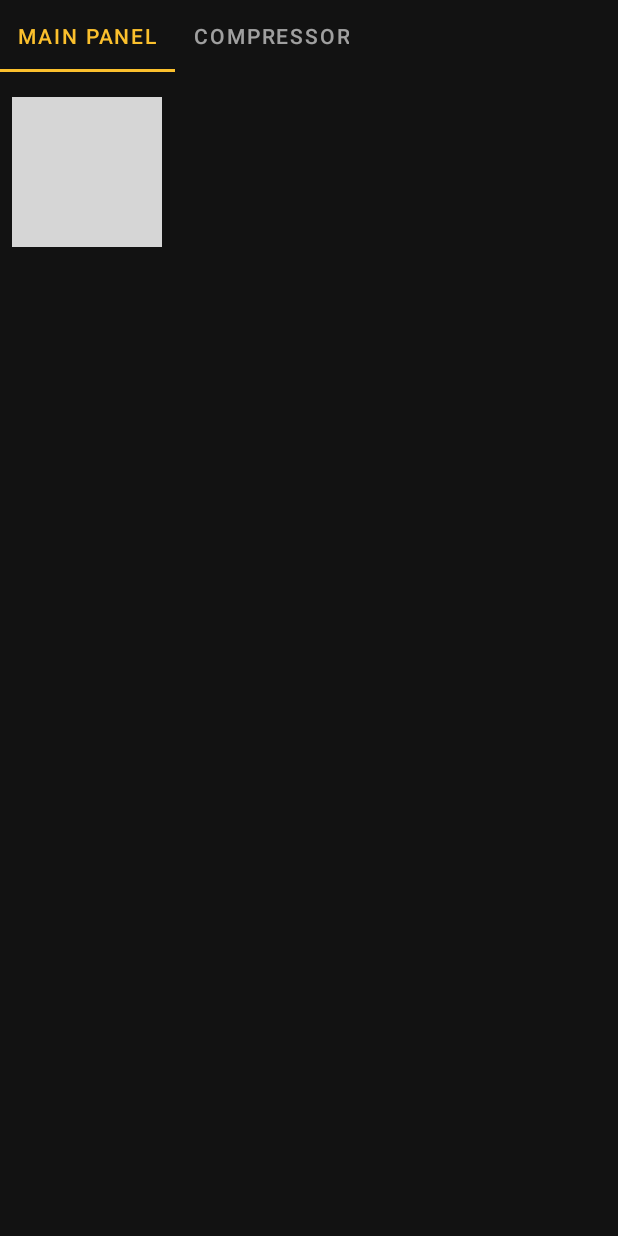
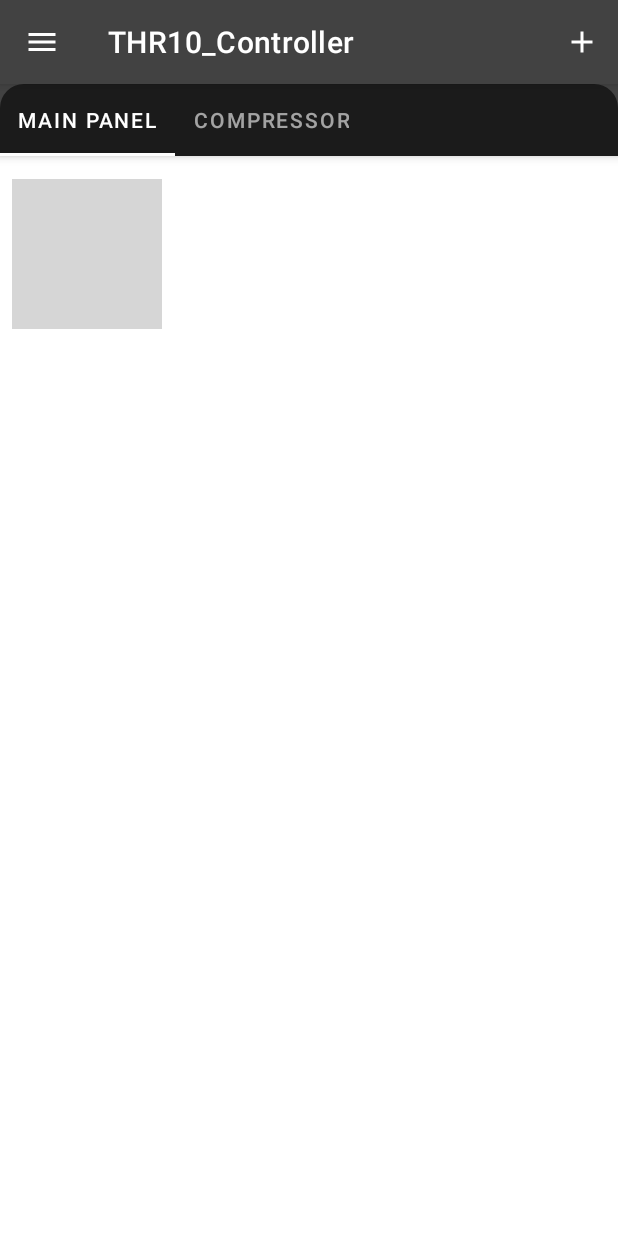
Before and after one commit to FJerabek/THR10AndroidApp, an Android app: the ControlActivity screen opened directly, with no data from a screen before it, on a phone screen of 412 x 824 dp. Run offline under Robolectric (Android 15) with nearby library versions, the phone set to English and light mode, and no system bars; our stand-ins replace Timber, data binding; libraries missing offline, so code that uses them is left out: me.aflak.bluetooth; plain views replace Knob; 6 statements that could not run were skipped; grey boxes are pictures that could not be loaded.

Commit message:
Design changes

```diff
--- a/app/src/main/java/cz/fjerabek/thr10controller/ControlActivity.kt
+++ b/app/src/main/java/cz/fjerabek/thr10controller/ControlActivity.kt
@@ -5,32 +5,60 @@ import android.content.ComponentName
 import android.content.Context
 import android.content.Intent
 import android.content.ServiceConnection
-import androidx.appcompat.app.AppCompatActivity
 import android.os.Bundle
 import android.os.IBinder
-import android.util.Log
-import android.view.View
-import android.widget.Toast
 import androidx.databinding.DataBindingUtil
 import androidx.fragment.app.Fragment
 import androidx.fragment.app.FragmentActivity
 import androidx.viewpager2.adapter.FragmentStateAdapter
+import com.google.android.material.bottomsheet.BottomSheetBehavior
 import com.google.android.material.tabs.TabLayoutMediator
 import cz.fjerabek.thr10controller.bluetooth.BluetoothService
+import cz.fjerabek.thr10controller.data.message.MessageSender
+import cz.fjerabek.thr10controller.data.message.bluetooth.BtMessage
+import cz.fjerabek.thr10controller.data.message.bluetooth.BtMessageSerializer
+import cz.fjerabek.thr10controller.data.message.bluetooth.BtRequestMessage
+import cz.fjerabek.thr10controller.data.message.bluetooth.EMessageType
+import cz.fjerabek.thr10controller.data.message.serial.MessageHandler
 import cz.fjerabek.thr10controller.databinding.ActivityControlBinding
-import cz.fjerabek.thr10controller.databinding.ActivityControlBindingImpl
-import cz.fjerabek.thr10controller.databinding.ActivityMainBinding
 import cz.fjerabek.thr10controller.ui.MainPanelFragment
+import kotlinx.android.synthetic.main.activity_control.*
+import kotlinx.serialization.json.Json
+import kotlinx.serialization.json.JsonConfiguration
 import me.aflak.bluetooth.interfaces.DeviceCallback
-import me.aflak.bluetooth.interfaces.DiscoveryCallback
+import timber.log.Timber
 
 private const val NUM_PAGES = 2
 private val pageTitles = listOf("Main panel", "Compressor", "Delay", "Effect", "Gate", "Reverb")
 
-class ControlActivity : FragmentActivity() {
+class ControlActivity : FragmentActivity(), MessageSender, MessageHandler {
 
-    lateinit var bluetoothService : BluetoothService
-    lateinit var binding : ActivityControlBinding
+    private lateinit var bluetoothService : BluetoothService
+    private lateinit var binding : ActivityControlBinding
+
+    private val json = Json(JsonConfiguration.Default)
+
+    private val deviceCallback = object : DeviceCallback {
+        override fun onDeviceDisconnected(device: BluetoothDevice?, message: String?) {
+            finishActivity(0)
+        }
+
+        override fun onDeviceConnected(device: BluetoothDevice?) {
+        }
+
+        override fun onConnectError(device: BluetoothDevice?, message: String?) {
+        }
+
+        override fun onMessage(message: ByteArray?) {
+            message?.let {
+                receiveMessage(json.parse(BtMessageSerializer, String(it)))
+            }
+        }
+
+        override fun onError(errorCode: Int) {
+            Timber.e("Device error. Error code: $errorCode")
+        }
+    }
 
     private var serviceConnection = object : ServiceConnection {
         override fun onServiceDisconnected(p0: ComponentName?) {
@@ -41,25 +69,11 @@ class ControlActivity : FragmentActivity() {
             binder as BluetoothService.Binder
             bluetoothService = binder.getService()
 
+            bluetoothService.send(json.stringify(BtMessageSerializer, BtRequestMessage(EMessageType.GET_PRESETS)).plus("\n"))
+
             /* Set bluetooth service */
-            bluetoothService.setDeviceCallback(object : DeviceCallback {
-                override fun onDeviceDisconnected(device: BluetoothDevice?, message: String?) {
-                }
+            bluetoothService.setDeviceCallback(deviceCallback)
 
-                override fun onDeviceConnected(device: BluetoothDevice?) {
-                }
-
-                override fun onConnectError(device: BluetoothDevice?, message: String?) {
-                }
-
-                override fun onMessage(message: ByteArray?) {
-                    Log.i("Bluetooth", "Bluetooth message  $message")
-                }
-
-                override fun onError(errorCode: Int) {
-                    Log.e("Bluetooth", "Device error. Error code: $errorCode")
-                }
-            })
         }
 
     }
@@ -67,7 +81,6 @@ class ControlActivity : FragmentActivity() {
     override fun onCreate(savedInstanceState: Bundle?) {
         super.onCreate(savedInstanceState)
         binding = DataBindingUtil.setContentView(this, R.layout.activity_control)
-
         binding.viewPager.adapter = ViewPagerAdapter(this)
         TabLayoutMediator(binding.tabs, binding.viewPager) {
                 tab, position -> tab.text = pageTitles[position]
@@ -76,11 +89,22 @@ class ControlActivity : FragmentActivity() {
         Intent(this, BluetoothService::class.java).also { intent ->
             bindService(intent, serviceConnection, Context.BIND_AUTO_CREATE)
         }
+
+        topAppBar.outlineProvider = null
+        topBar.outlineProvider = null
+
+
+        val sheetBehavior = BottomSheetBehavior.from(binding.contentLayout)
+        sheetBehavior.isFitToContents = false
+        sheetBehavior.isHideable = false //prevents the boottom sheet from completely hiding off the screen
+        sheetBehavior.state = BottomSheetBehavior.STATE_EXPANDED
     }
+
+
 
     override fun onDestroy() {
         super.onDestroy()
-
+        unbindService(serviceConnection)
     }
 
     inner class ViewPagerAdapter(fragmentActivity: FragmentActivity) : FragmentStateAdapter(fragmentActivity) {
@@ -90,9 +114,23 @@ class ControlActivity : FragmentActivity() {
         }
 
         override fun createFragment(position: Int): Fragment = when(position) {
-            1 -> MainPanelFragment()
-            else -> MainPanelFragment()
+            1 -> MainPanelFragment(this@ControlActivity)
+            else -> MainPanelFragment(this@ControlActivity)
         }
 
     }
+
+    override fun sendMessage(message: BtMessage) {
+        bluetoothService.send(json.stringify(BtMessageSerializer, message).plus("\n"))
+    }
+
+    override fun receiveMessage(message: BtMessage) {
+        when (message.type) {
+            EMessageType.PRESETS_STATUS -> Timber.d("Presets message received: ${message}}")
+            EMessageType.CHANGE -> Timber.d("Change message received: ${message}")
+            EMessageType.UART_STATUS -> Timber.d("Uart status message received: ${message}")
+            EMessageType.PRESET_CHANGE -> Timber.d("Preset change received: ${message}")
+            else -> Timber.e("Unsupported message received ${message.type}")
+        }
+    }
 }
--- a/app/src/main/java/cz/fjerabek/thr10controller/data/controls/IControl.kt
+++ b/app/src/main/java/cz/fjerabek/thr10controller/data/controls/IControl.kt
@@ -5,11 +5,9 @@ import cz.fjerabek.thr10controller.data.enums.EStatus
 import cz.fjerabek.thr10controller.data.enums.mainpanel.EAmpType
 import cz.fjerabek.thr10controller.data.enums.mainpanel.ECabinetType
 import cz.fjerabek.thr10controller.data.message.midi.ChangeMessage
-import kotlin.reflect.KClass
 import kotlin.reflect.KMutableProperty
 import kotlin.reflect.full.createType
 import kotlin.reflect.full.memberProperties
-import kotlin.reflect.full.starProjectedType
 import kotlin.reflect.full.withNullability
 
 interface IControl {
--- /dev/null
+++ b/app/src/main/java/cz/fjerabek/thr10controller/data/message/MessageSender.kt
@@ -0,0 +1,7 @@
+package cz.fjerabek.thr10controller.data.message
+
+import cz.fjerabek.thr10controller.data.message.bluetooth.BtMessage
+
+interface MessageSender {
+    fun sendMessage(message : BtMessage)
+}
--- a/app/src/main/java/cz/fjerabek/thr10controller/data/message/bluetooth/BtMessages.kt
+++ b/app/src/main/java/cz/fjerabek/thr10controller/data/message/bluetooth/BtMessages.kt
@@ -51,12 +51,16 @@ object BtMessageSerializer : JsonParametricSerializer<BtMessage>(BtMessage::clas
             EMessageType.ADD_PRESET,
             EMessageType.SET_PRESET -> BtPresetMessage.serializer()
 
+            EMessageType.PRESETS_STATUS,
             EMessageType.SET_PRESETS -> BtPresetsMessage.serializer()
 
             EMessageType.LAMP,
             EMessageType.WIDE_STEREO -> BtStatusChangeMessage.serializer()
 
-            else -> TODO("BT message $type not yet implemented")
+            EMessageType.PRESET_CHANGE -> BtPresetChangeMessage.serializer()
+            EMessageType.FIRMWARE_STATUS -> BtFirmwareStatusMessage.serializer()
+            EMessageType.UART_STATUS -> BtUartStatusMessage.serializer()
+            EMessageType.MIDI_DISCONNECTED -> TODO("implement midi disconnected blueotooth message")
         }
     }
 
--- a/app/src/main/java/cz/fjerabek/thr10controller/data/message/bluetooth/EMessageType.kt
+++ b/app/src/main/java/cz/fjerabek/thr10controller/data/message/bluetooth/EMessageType.kt
@@ -2,6 +2,7 @@ package cz.fjerabek.thr10controller.data.message.bluetooth
 
 enum class EMessageType {
     GET_PRESETS,
+    PRESETS_STATUS,
     ADD_PRESET,
     SET_PRESET,
     CHANGE,
--- /dev/null
+++ b/app/src/main/java/cz/fjerabek/thr10controller/data/message/serial/MessageHandler.kt
@@ -0,0 +1,7 @@
+package cz.fjerabek.thr10controller.data.message.serial
+
+import cz.fjerabek.thr10controller.data.message.bluetooth.BtMessage
+
+interface MessageHandler {
+    fun receiveMessage(message : BtMessage)
+}
--- a/app/src/main/java/cz/fjerabek/thr10controller/ui/MainPanelFragment.kt
+++ b/app/src/main/java/cz/fjerabek/thr10controller/ui/MainPanelFragment.kt
@@ -8,13 +8,13 @@ import android.view.ViewGroup
 import androidx.databinding.DataBindingUtil
 import androidx.lifecycle.ViewModelProvider
 import cz.fjerabek.thr10controller.R
+import cz.fjerabek.thr10controller.data.message.MessageSender
+import cz.fjerabek.thr10controller.data.message.bluetooth.BtRequestMessage
+import cz.fjerabek.thr10controller.data.message.bluetooth.EMessageType
 import cz.fjerabek.thr10controller.databinding.MainPanelFragmentBinding
+import timber.log.Timber
 
-class MainPanelFragment : Fragment() {
-
-    companion object {
-        fun newInstance() = MainPanelFragment()
-    }
+class MainPanelFragment(val sender : MessageSender) : Fragment() {
 
     private lateinit var viewModel: MainPanelViewModel
     private lateinit var binding : MainPanelFragmentBinding
@@ -28,6 +28,8 @@ class MainPanelFragment : Fragment() {
 
         binding.knob.setOnStateChanged {
             binding.knobValue.text = it.toString()
+            Timber.d("Test logger test $it")
+            sender.sendMessage(BtRequestMessage(EMessageType.GET_STATUS))
         }
 
         binding.strings = listOf("Test", "Test1", "Test2", "Test3").toTypedArray()
--- /dev/null
+++ b/app/src/main/res/drawable/ic_add_24.xml
@@ -0,0 +1,5 @@
+<vector android:autoMirrored="true" android:height="24dp"
+    android:tint="#FFFFFF" android:viewportHeight="24"
+    android:viewportWidth="24" android:width="24dp" xmlns:android="http://schemas.android.com/apk/res/android">
+    <path android:fillColor="@android:color/white" android:pathData="M19,13h-6v6h-2v-6H5v-2h6V5h2v6h6v2z"/>
+</vector>
--- /dev/null
+++ b/app/src/main/res/drawable/ic_menu_24.xml
@@ -0,0 +1,5 @@
+<vector android:autoMirrored="true" android:height="24dp"
+    android:tint="#FFFFFF" android:viewportHeight="24"
+    android:viewportWidth="24" android:width="24dp" xmlns:android="http://schemas.android.com/apk/res/android">
+    <path android:fillColor="@android:color/white" android:pathData="M3,18h18v-2L3,16v2zM3,13h18v-2L3,11v2zM3,6v2h18L21,6L3,6z"/>
+</vector>
--- /dev/null
+++ b/app/src/main/res/drawable/round_corners.xml
@@ -0,0 +1,5 @@
+<?xml version="1.0" encoding="utf-8"?>
+<shape xmlns:android="http://schemas.android.com/apk/res/android" android:shape="rectangle">
+    <corners android:topLeftRadius="16dp" android:topRightRadius="16dp" />
+
+</shape>
--- a/app/src/main/res/layout/activity_control.xml
+++ b/app/src/main/res/layout/activity_control.xml
@@ -3,26 +3,78 @@
     xmlns:app="http://schemas.android.com/apk/res-auto"
     xmlns:tools="http://schemas.android.com/tools">
 
-    <androidx.constraintlayout.widget.ConstraintLayout
+    <LinearLayout
+        android:layout_width="match_parent"
+        android:layout_height="match_parent"
+        android:orientation="vertical">
+
+        <com.google.android.material.appbar.AppBarLayout
+            android:layout_width="match_parent"
+            android:layout_height="?attr/actionBarSize"
+            app:layout_constraintTop_toTopOf="parent">
+
+            <com.google.android.material.appbar.MaterialToolbar
+                android:id="@+id/topAppBar"
+                style="@style/Widget.MaterialComponents.Toolbar.Primary"
+                android:layout_width="match_parent"
+                android:layout_height="?attr/actionBarSize"
+                app:menu="@menu/top_app_bar"
+                app:navigationIcon="@drawable/ic_menu_24"
+                app:title="@string/app_name">
+
+            </com.google.android.material.appbar.MaterialToolbar>
+
+        </com.google.android.material.appbar.AppBarLayout>
+
+        <androidx.coordinatorlayout.widget.CoordinatorLayout
             android:layout_width="match_parent"
             android:layout_height="match_parent"
             tools:context=".ControlActivity">
+
+            <LinearLayout
+                android:layout_width="match_parent"
+                android:layout_height="match_parent"
+                android:background="@color/colorPrimary"
+                android:orientation="vertical">
+
+
+            </LinearLayout>
+
+            <!--This is the backdrop's content with a BottomSheetBehaviour applied to it-->
+            <LinearLayout
+                android:id="@+id/contentLayout"
+                android:layout_width="match_parent"
+                android:layout_height="match_parent"
+                android:orientation="vertical"
+                app:behavior_peekHeight="56dp"
+                app:layout_behavior="com.google.android.material.bottomsheet.BottomSheetBehavior">
+
+                <!--This is the backdrop's header with a title and icon-->
+                <androidx.constraintlayout.widget.ConstraintLayout
+                    android:layout_width="match_parent"
+                    android:layout_height="wrap_content"
+                    android:background="@color/colorPrimary"
+                    android:elevation="4dp">
 
                     <com.google.android.material.tabs.TabLayout
                         android:id="@+id/tabs"
                         android:layout_width="match_parent"
                         android:layout_height="wrap_content"
+                        android:background="@drawable/round_corners"
+                        android:backgroundTint="@color/colorPrimaryDark"
+                        style="@style/Widget.MaterialComponents.TabLayout.Colored"
                         app:layout_constraintTop_toTopOf="parent"
-            app:tabMode="scrollable"
-            tools:layout_editor_absoluteX="0dp">
-        </com.google.android.material.tabs.TabLayout>
+                        app:tabMode="scrollable" />
+
+                </androidx.constraintlayout.widget.ConstraintLayout>
 
                 <androidx.viewpager2.widget.ViewPager2
                     android:id="@+id/viewPager"
                     android:layout_width="match_parent"
-            android:layout_height="0dp"
-            android:orientation="horizontal"
-            app:layout_constraintBottom_toBottomOf="parent"
-            app:layout_constraintTop_toBottomOf="@+id/tabs" />
-    </androidx.constraintlayout.widget.ConstraintLayout>
+                    android:layout_height="match_parent"
+                    android:background="@color/design_default_color_background"
+                    android:orientation="horizontal" />
+            </LinearLayout>
+        </androidx.coordinatorlayout.widget.CoordinatorLayout>
+    </LinearLayout>
 </layout>
--- a/app/src/main/res/layout/main_panel_fragment.xml
+++ b/app/src/main/res/layout/main_panel_fragment.xml
@@ -23,7 +23,7 @@
             app:kKnobCenterColor="@color/colorAccent"
             app:kKnobCenterRelativeRadius="0.7"
             app:kKnobColor="@color/colorPrimary"
-            app:kStateMarkersColor="@color/knob_ticks"
+            app:kStateMarkersColor="@color/colorPrimary"
             app:kStateMarkersRelativeLength="0.13"
             app:layout_constraintBottom_toBottomOf="parent"
             app:layout_constraintEnd_toEndOf="parent"
--- /dev/null
+++ b/app/src/main/res/menu/top_app_bar.xml
@@ -0,0 +1,11 @@
+<?xml version="1.0" encoding="utf-8"?>
+<menu xmlns:android="http://schemas.android.com/apk/res/android"
+    xmlns:app="http://schemas.android.com/apk/res-auto">
+
+    <item
+        android:id="@+id/favorite"
+        android:contentDescription="@string/content_description_add_preset"
+        android:icon="@drawable/ic_add_24"
+        android:title="@string/add_preset"
+        app:showAsAction="ifRoom" />
+</menu>
--- a/app/src/main/res/values/colors.xml
+++ b/app/src/main/res/values/colors.xml
@@ -1,10 +1,6 @@
 <?xml version="1.0" encoding="utf-8"?>
 <resources>
-    <color name="colorPrimary">#fbc02d</color>
-    <color name="colorPrimaryDark">#c49000</color>
-    <color name="colorAccent">#212121</color>
-
-    <color name="black_overlay">#66000000</color>
-
-    <color name="knob_ticks">#9EA1A3</color>
+    <color name="colorPrimary">#424242</color>
+    <color name="colorPrimaryDark">#1b1b1b</color>
+    <color name="colorAccent">#fbc02d</color>
 </resources>
--- a/app/src/main/res/values/strings.xml
+++ b/app/src/main/res/values/strings.xml
@@ -9,4 +9,6 @@
     <string name="effect">Effect</string>
     <string name="gate">Gate</string>
     <string name="reverb">Reverb</string>
+    <string name="add_preset">Add preset</string>
+    <string name="content_description_add_preset">Adds new settings preset</string>
 </resources>
--- a/app/src/main/res/values/styles.xml
+++ b/app/src/main/res/values/styles.xml
@@ -1,22 +1,9 @@
 <resources>
     <!-- Base application theme. -->
-    <style name="AppTheme" parent="Theme.MaterialComponents.NoActionBar">
+    <style name="AppTheme" parent="Theme.MaterialComponents.DayNight.DarkActionBar">
         <!-- Customize your theme here. -->
         <item name="colorPrimary">@color/colorPrimary</item>
         <item name="colorPrimaryDark">@color/colorPrimaryDark</item>
         <item name="colorAccent">@color/colorAccent</item>
     </style>
-
-<!--    <style name="FullscreenTheme" parent="AppTheme">-->
-<!--        <item name="android:actionBarStyle">@style/FullscreenActionBarStyle</item>-->
-<!--        <item name="android:windowActionBarOverlay">true</item>-->
-<!--        <item name="android:windowBackground">@null</item>-->
-<!--        <item name="metaButtonBarStyle">?android:attr/buttonBarStyle</item>-->
-<!--        <item name="metaButtonBarButtonStyle">?android:attr/buttonBarButtonStyle</item>-->
-<!--    </style>-->
-
-<!--    <style name="FullscreenActionBarStyle" parent="Widget.AppCompat.ActionBar">-->
-<!--        <item name="android:background">@color/black_overlay</item>-->
-<!--    </style>-->
-
 </resources>
```
Also changed, not shown: app/build.gradle (+9 -4 lines), app/src/main/java/cz/fjerabek/thr10controller/Main.kt (deleted, +0 -18 lines), app/src/main/java/cz/fjerabek/thr10controller/MainActivity.kt (+9 -7 lines), app/src/main/java/cz/fjerabek/thr10controller/bluetooth/BluetoothService.kt (+5 -2 lines). Lines whose indentation alone changed are shown as unchanged.
